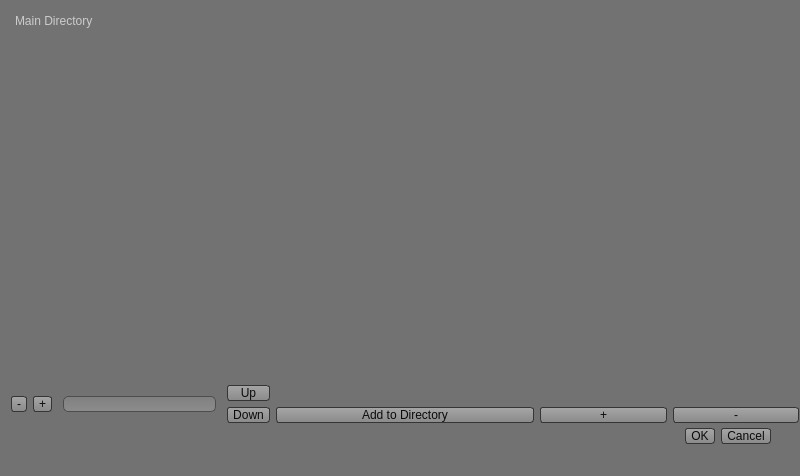
Qt form Virtual_Creator/userinterfacecreator.ui (stefaj/gcms) before a commit.
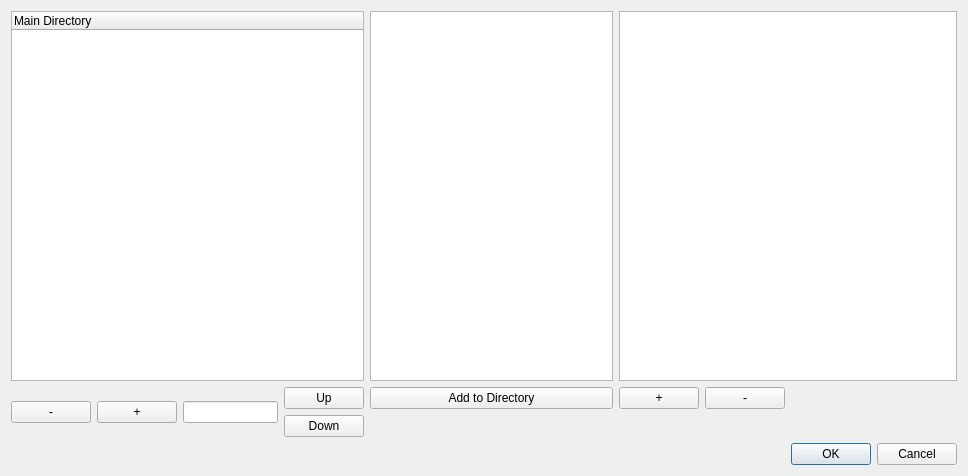
The same form after that commit. Icons and pictures are not drawn.

Commit message: directories ui refined

Diff of the .ui file:
```diff
--- a/Virtual_Creator/userinterfacecreator.ui
+++ b/Virtual_Creator/userinterfacecreator.ui
@@ -6,7 +6,7 @@
    <rect>
     <x>0</x>
     <y>0</y>
-    <width>800</width>
+    <width>968</width>
     <height>476</height>
    </rect>
   </property>
@@ -20,1058 +20,91 @@
    <string>Dialog</string>
   </property>
   <property name="styleSheet">
-   <string notr="true">/* Basic Palette
-border styles: dashed | dot-dash | dot-dot-dash | dotted | double | groove | inset | outset | ridge | solid | none
-*/
-
-/* Set the selection colors for all widgets. */
-QWidget
-{
-	color: #111111;
-	border: 0px solid #737373;
-	background: #727272;
-	selection-color: #cccccc;
-	selection-background-color: #686868;
-	padding: 0px;
-	margin: 0px;
-}
-
-QMainWindow
-{
-	background: #727272;
-	padding: 0px;
-	margin: 0px;
-	border: 0px solid #1a1a1a;
-}
-
-QMainWindow::separator:horizontal
-{
-    background: #ff0000;
-    max-width: 2px;
-	width: 2px;
-	border-top: 1px solid #393939;
-	border-bottom: 1px solid #959595;
-}
-
-QMainWindow::separator:vertical
-{
-    background: #ff0000;
-    max-height: 2px;
-	height: 2px;
-	border-left: 1px solid #393939;
-	border-right: 1px solid #959595;
-}
-QMainWindow::separator:hover
-{
-    background: #686868;
-}
-
-/* Customize check boxes. */
-QCheckBox 
-{
-    spacing: 5px;
-   	/*border: 1px solid #242424;*/
-	/*background: qlineargradient(x1:0, y1:0, x2:0, y2:1, stop:0 #535353, stop:1 #686868);*/
- 	background: transparent;
-	max-width: 200px;
-    max-height: 13px;
-}
-
-QCheckBox::indicator
-{
-    width: 13px;
-    height: 13px;
-}
-
-
-QCheckBox::indicator:checked
-{
-    /*image: url(:/checkbox_checked);*/
-}
-
-QCheckBox::indicator:checked:hover
-{
-    /*image: url(:/checkbox_checked_hover);*/
-}
-
-QCheckBox::indicator:checked:pressed
-{
-  /*  image: url(:/checkbox_checked_pressed);*/
-}
-
-/* Combobox */
-QComboBox 
-{
-	border: 1px solid #242424;
-	background: qlineargradient(x1:0, y1:0, x2:0, y2:1, stop:0 #535353, stop:1 #373737);
-	color: #c8c8c8;
-	border-top-left-radius: 4px; /* same radius as the QComboBox */
-	border-bottom-left-radius: 4px;
-	border-top-right-radius: 4px;
-	border-bottom-right-radius: 4px;
-	padding: 1px 18px 1px 13px;
-	min-width: 6em;
-	max-height: 15px;
-}
-
-/* The popup */
-QComboBox QAbstractItemView {
-	border: 1px solid #303030;
-	background: #212121;
-	selection-background-color: #484848;
-	selection-color: #ffffff;
-	color: #c8c8c8;
-}
-
-QComboBox:editable
-{
-	border: 1px solid #242424;
-	background: qlineargradient(x1:0, y1:0, x2:0, y2:1, stop:0 #535353, stop:1 #373737);	
-}
-
-QComboBox:!editable, QComboBox::drop-down:editable
-{
-	border: 1px solid #242424;
-	background: qlineargradient(x1:0, y1:0, x2:0, y2:1, stop:0 #535353, stop:1 #373737);
-	
-}
-
-/* QComboBox gets the &quot;on&quot; state when the popup is open */
-QComboBox:!editable:on, QComboBox::drop-down:editable:on
-{
-	border: 1px solid #242424;
-	background: qlineargradient(x1:0, y1:0, x2:0, y2:1, stop:0 #535353, stop:1 #373737);
-	
-}
-
-QComboBox:on
-{ 
-	/* shift the text when the popup opens */
-	padding-top: 3px;
-	padding-left: 4px;
-	border: 1px solid #242424;
-	background: qlineargradient(x1:0, y1:0, x2:0, y2:1, stop:0 #535353, stop:1 #373737);
-}
-
-/* Drop down button */
-QComboBox::drop-down
-{
-	subcontrol-origin: padding;
-	subcontrol-position: top right;
-	width: 15px;
-	background: qlineargradient(x1:0, y1:0, x2:0, y2:1, stop:0 #535353, stop:1 #373737);
-	border: 0px solid #818181;
-	border-top-right-radius: 6px; /* same radius as the QComboBox */
-	border-bottom-right-radius: 6px;
-}
-
-QComboBox::down-arrow
-{
-     image: url(:/arrow_down);
-     width: 11px;
-     height: 6px;
-}
-
-QComboBox::up-arrow
-{
-     image: url(:/arrow_up);
-     width: 11px;
-     height: 6px;
-}
-
-QDockWidget
-{
-    border-top: 1px solid #1a1a1a;
-	border-bottom: 1px solid #1a1a1a;
-	border-radius: 0px;
-}
-
-QDockWidget::title
-{
-    background: qlineargradient(x1:0, y1:0, x2:0, y2:1, stop:0 #4c4c4c, stop:1 #434343);
-}
-
-QFrame
-{
-     border: 0px solid #737373;
-     border-radius: 0px;
-     padding: 0px;
-     background-color: transparent;
-}
-
-QGroupBox
- {
-     border: 1px solid #3a3a3a;
-     background: #727272;
-     border-radius: 5px;
-     margin-top: 20px;
- }
-
-QGroupBox::title
-{
-     subcontrol-origin: margin;
-     subcontrol-position: top left;
-     padding: 0px 0px;
-     color: #0b0b0b;
-     background-color: transparent;
-}
-
-/* Header for ... */
-QHeaderView::section
-{
-	color: #cccccc;
-	background: transparent;
-	padding-left: 4px;
-	border-top: 0px solid #393939;
-	border-bottom: 0px solid #959595;
-	min-height: 15px;
-}
-
-/* Text input box */
-QLineEdit
-{
-	color: #c8c8c8;
-    background: qlineargradient(x1:0, y1:0, x2:0, y2:1, stop:0 #808080, stop:1 #8c8c8c);
-    border: 1px solid #4d4d4d;
-	padding: 0 8px;
-	selection-background-color: #222222;
-	selection-color: #f5f5f5;
-	margin-left: 5px;
-	margin-right: 5px;
-	border-radius: 5px;
-	max-height: 14px;
-	height: 14px;
-}
-
-QLabel
-{
-	margin-left: 5px;
-	margin-right: 5px;
-	background: none;
-	border: 0px;
-}
-
-/* Drop down style */
-QMenu
-{
-	background: #212121;
-	border: 1px solid #303030;
-	color: #eaeaea;
-}
-
-QMenu::separator 
-{
-     image: none;
-     border-top: 1px solid #262626;
-}
-
-QMenu::item
-{
-	/* sets background of menu item. set this to something non-transparent
-	if you want menu color and menu item color to be different */
-	background-color: transparent;
-}
-
-QMenu::item:selected
-{
-	/* when user selects item using mouse or keyboard */
-	background: #3e3e3e;
-	color: #ffffff;
-}
-
-QMenuBar
-{
-    border-top: 1px solid #8b8b8b;
-	border-left: 0px solid #606060;
-	border-bottom: 1px solid #939393;
-	border-right: 0px solid #303030;
-	background: qlineargradient(x1:0, y1:0, x2:0, y2:1, stop:0 #686868, stop:0.8 #686868, stop:0.9 #474747, stop:1 #000000);
-	min-height: 20px;
-}
-
-QMenuBar::item
-{
-	spacing: 3px; /* spacing between menu bar items */
-	padding: 1px 4px;
-	background: transparent;
-	color: #111111;
-	max-height: 16px;
-}
-
-/* when selected using mouse or keyboard */
-
-QMenuBar::item:selected
-{
-	background: qlineargradient(x1:0, y1:0, x2:0, y2:1, stop:0 #565656, stop:1 #464646);
-	color: #ffffff;
-	border-radius: 5px;
-	border:	1px solid #222222;
-}
-
-QMenuBar::item:pressed
-{
-	background: qlineargradient(x1:0, y1:0, x2:0, y2:1, stop:0 #565656, stop:1 #464646);
-	color: #ffffff;
-	border-radius: 5px;
-	border:	1px solid #222222;
-}
-
-QPushButton
-{
-    color: #0b0b0b;
-    border: 1px solid #353535;
-	background: qlineargradient(x1:0, y1:0, x2:0, y2:1, stop:0 #a6a6a6, stop:1 #8a8a8a);
-	border-radius: 3px;
-	padding-left: 5px;
-	padding-right: 5px;
-}
-
-/* all types of push button */
-QPushButton:hover
-{
-	background: qlineargradient(x1:0, y1:0, x2:0, y2:1, stop:0 #565656, stop:1 #464646);
-	color: #ffffff;
-}
-
-QPushButton:pressed
-{
-	background: qlineargradient(x1:0, y1:0, x2:0, y2:1, stop:0 #565656, stop:1 #464646);
-	color: #e5e5e5;
-}
-QPushButton:checked
-{
-	background: qlineargradient(x1:0, y1:0, x2:0, y2:1, stop:0 #565656, stop:1 #464646);
-	color: #e5e5e5;
-}
-
-
-/* Customize radio buttons. */
-QRadioButton 
-{
-    spacing: 5px;
-}
-
-QRadioButton::indicator 
-{
-    width: 13px;
-    height: 13px;
-}
-
-QRadioButton::indicator::unchecked
-{
-    image: url(:/radiobutton_unchecked);
-}
-
-QRadioButton::indicator:unchecked:hover 
-{
-    image: url(:/radiobutton_unchecked_hover);
-}
-
-QRadioButton::indicator:unchecked:pressed 
-{
-    image: url(:/radiobutton_unchecked_pressed);
-}
-
-QRadioButton::indicator::checked 
-{
-    image: url(:/radiobutton_checked);
-}
-
-QRadioButton::indicator:checked:hover 
-{
-    image: url(:/radiobutton_checked_hover);
-}
-
-QRadioButton::indicator:checked:pressed 
-{
-    image: url(:/radiobutton_checked_pressed);
-}
-
-/* Customize arrows. 
-*::down-arrow, *::menu-indicator {
-    image: url(:/arrow_down);
-    width: 9px;
-    height: 9px;
-}
-
-*::down-arrow:disabled, *::down-arrow:off {
-   image: url(:/down_arrow_disabled.png);
-}
-
-*::up-arrow {
-    image: url(:/arrow_up);
-    width: 9px;
-    height: 9px;
-}
-
-*::up-arrow:disabled, *::up-arrow:off {
-   image: url(:/up_arrow_disabled.png);
-}
-
-*/
-
-QScrollBar QAbstractScrollArea
-{
-	background: transparent;
-}
-
-QScrollBar:horizontal
-{
-	max-height: 12px;
-	min-height: 12px;
-	margin: 0px 22px 0px 22px;
-    border: 0px solid #474747;
-    border-radius: 0px;
-    background: transparent;
-}
-
-QScrollBar::handle:horizontal
-{
-	border: 1px solid #383838;
-	background: qlineargradient(x1:0, y1:0, x2:0, y2:1, stop:0 #969696, stop:1 #7b7b7b);
-	border-radius: 3px;
-	min-height: 8px;
-	max-height: 8px;
-	height: 8px;
-}
-
-QScrollBar::add-line:horizontal
-{
-	border: 0px solid #1e1e1e;
-    background-color: transparent;
-    width: 0px;
-    subcontrol-position: right;
-    subcontrol-origin: margin;
-}
-
-QScrollBar::sub-line:horizontal
-{
-	border: 0px solid #1e1e1e;
-    background-color: transparent;
-    width: 0px;
-    subcontrol-position: left;
-    subcontrol-origin: margin;
-}
-
-QScrollBar::left-arrow:horizontal
-{
-	background-color: transparent;
-    width: 0px;
-    height: 0px;
-}
-  
-QScrollBar::right-arrow:horizontal
-{
-	background-color: transparent;
-    width: 0px;
-    height: 0px;
-}
-
-QScrollBar::add-page:horizontal, QScrollBar::sub-page:horizontal
-{
-    background-color: transparent;
-}
-
-QScrollBar:vertical 
-{
-    border: 0px solid #1e1e1e;
-    border-radius: 0px;
-    background: transparent;
-    max-width: 12px;
-	min-width: 12px;
-	margin: 22px 0px 22px 0px;
-}
-
-QScrollBar::handle:vertical
-{
-	border: 1px solid #383838;
-	background: qlineargradient(x1:0, y1:0, x2:1, y2:0, stop:0 #969696, stop:1 #7b7b7b);
-	border-radius: 3px;
-	min-width: 8px;
-	max-width: 8px;
-	min-height: 20px;
-	max-height: 20px;
-	width: 8px;
-
-}
-
-QScrollBar::add-line:vertical
-{
-    subcontrol-position: top;
-    subcontrol-origin: margin;
-	border: 0px solid #1e1e1e;
-	background-color: transparent;
-	height: 0px;
-}
-
-QScrollBar::sub-line:vertical
-{
-    subcontrol-position: bottom;
-    subcontrol-origin: margin;
-	border: 0px solid #1e1e1e;
-	background-color: transparent;
-	height: 0px;
-}
-
-QScrollBar::up-arrow:vertical
-{
-	background-color: transparent;
-    width: 0px;
-    height: 0px;
-}
-  
-QScrollBar::down-arrow:vertical
-{
-	background-color: transparent;
-    width: 0px;
-    height: 0px;
-}
-
-QScrollBar::add-page:vertical, QScrollBar::sub-page:vertical
-{
-	background-color: transparent;
-}
-
-QSlider
-{
-	background-color: #808080;
-}
-
-QSlider::groove:vertical
-{
-	background-color: transperant;
-	position: absolute; 
-	left: 4px; right: 4px;
-}
-
-QSlider::handle:vertical
-{
-     height: 10px;
-     background: #ff7603;
-     border: 1px solid #62340e;
-     margin: 0 -4px; /* expand outside the groove */
-}
-
-QSlider::add-page:vertical
-{
-     background: #222222;
-}
-
-QSlider::sub-page:vertical
-{
-     background: #222222;
-}
-
-QSpinBox 
-{
-    padding-right: 15px; /* make room for the arrows */
-	background: qlineargradient(x1:0, y1:0, x2:0, y2:1, stop:0 #808080, stop:1 #8c8c8c);
-    border: 1px solid #4d4d4d;
-    color: #ffffff;
-   	border-top-left-radius: 3px; /* same radius as the QComboBox */
-	border-bottom-left-radius: 3px;
-}
- 
-QSpinBox::up-button
-{
-    subcontrol-origin: border;
-    subcontrol-position: top right; /* position at the top right corner */
-    width: 16px; /* 16 + 2*1px border-width = 15px padding + 3px parent border */
-	background: qlineargradient(x1:0, y1:0, x2:0, y2:1, stop:0 #a6a6a6, stop:1 #979797);
-    border: 1px solid #323232;
-	border-bottom-width: 0;
-}
-
-QSpinBox::up-button:hover
-{
-	background: #3e3e3e;
-}
-
-QSpinBox::up-button:pressed
-{
-	background: #3e3e3e;
-}
-
-QSpinBox::up-arrow
-{
-     image: url(:/arrow_up);
-     width: 11px;
-     height: 6px;
-}
-
-QSpinBox::up-arrow:disabled, QSpinBox::up-arrow:off
-{ /* off state when value is max */
-    image: url(:/arrow_up);
-}
-
-QSpinBox::down-button
-{
-    subcontrol-origin: border;
-    subcontrol-position: bottom right; /* position at bottom right corner */
-    width: 16px;
-	border-top: 0px solid #323232;
-	border-left: 1px solid #323232;
-	border-bottom: 1px solid #323232;
-	border-right: 1px solid #323232;
-	background: qlineargradient(x1:0, y1:0, x2:0, y2:1, stop:0 #979797, stop:1 #8a8a8a);
-    border-top-width: 0;
-}
-
-QSpinBox::down-button:hover
-{
-	background: #3e3e3e;
-}
-
-QSpinBox::down-button:pressed
-{
-	background: #3e3e3e;
-}
-
-QSpinBox::down-arrow
-{
-     image: url(:/arrow_down);
-     width: 11px;
-     height: 6px;
-}
-
-QSpinBox::down-arrow:disabled,
-QSpinBox::down-arrow:off 
-{ /* off state when value in min */
-    image: url(:/arrow_down);
-}
-
-QSplitter::handle 
-{
-    background: transparent;
-}
-
-QSplitter::handle:horizontal
-{
- 	background: transparent;
- 	min-width: 2px;
-	max-width: 2px;
-	width: 2px;
-	border-left: 1px solid #393939;
-	border-right: 1px solid #959595;
-	padding: 0px;
-	margin: 0px;
-}
-
-QSplitter::handle:vertical
-{
-   	background: transparent;
-   	max-height: 2px;
-	min-height: 2px;
-	height: 2px;
-	border-top: 1px solid #393939;
-	border-bottom: 1px solid #959595;
-	padding: 0px;
-	margin: 0px;
-}
-
-QStatusBar
-{
-   	border: 0px solid #262626;
-	background: #686868;
-}
-
-/* Table View */
-QTableView
-{
-	background: #727272;
-	selection-background-color: #787878;
-	selection-color: #f5f5f5;
-	padding-left: 5px;
-	padding-right: 5px;
-	color: #000000;
-	margin: 5px;
-}
-
-QTreeView
-{
-	margin-top: 1px;
-	border: 0px solid #434343;
-	border-radius: 0px;
-	padding: 0px;
-	background: #727272;
-	paint-alternating-row-colors-for-empty-area: 1;
-	show-decoration-selected: 1;
-	alternate-background-color: #727272;
-}
-
-QTreeView::item 
-{
-	color: #cccccc;
-	padding-left: 10px;
-}
-
-QTreeView::item:hover
-{
-	color: #e5e5e5;
-}
-
-QTreeView::item:selected
-{
-	color: #ffffff;
-	background: #686868;
-}
-
-QTreeView::item:selected:active
-{
-	color: #f5f5f5;
-	background: #686868;
-}
-
-QTreeView::item:selected:!active
-{
-	color: #f5f5f5;
-	background: #686868;
-}
-
-/*QTreeView::branch:has-siblings:!adjoins-item 
-{
-     border-image: url(:/vline) 0;
-}
-
-QTreeView::branch:has-siblings:adjoins-item 
-{
-      border-image: url(:/branch-more) 0;
-}
-
-QTreeView::branch:!has-children:!has-siblings:adjoins-item
-{
-      border-image: url(:/branch-end) 0;
-}
-
-QTreeView::branch:has-children:!has-siblings:closed,
-QTreeView::branch:closed:has-children:has-siblings
-{
-         image: url(:/branch-closed);
-}
-
-QTreeView::branch:open:has-children:!has-siblings,
-QTreeView::branch:open:has-children:has-siblings
-{
-         border-image: none;
-         image: url(:/branch-open);
-}*/
-
-/* The tab widget frame */
-QTabWidget::pane
-{
-    border: 1px solid #353535;
-	margin: 0px;
-	padding: 0px;
-	
-}
-
-QTabWidget::tab-bar
-{
-	background: #323232;
-	border: 1px solid #1e1e1e;
-}
-
-/* Style the tab using the tab sub-control. */
-QTabBar::tab
-{
-	border: 1px solid #353535;
-	border-bottom: 0px solid #242424;
-	background: qlineargradient(x1:0, y1:0, x2:0, y2:1, stop:0 #535353, stop:1 #373737);
-	color: #aaaaaa;
-	padding: 3px;
-	border-top-left-radius: 4px;
-    border-top-right-radius: 4px;
-	margin-top: 1px;
-	margin-bottom: 0px;
-	margin-left: 5px;
-}
-
-QTabBar::tab:hover
-{
-	color: #ffffff;
-}
-
-QTabBar::tab:selected
-{
-	background: qlineargradient(x1:0, y1:0, x2:0, y2:1, stop:0 #a6a6a6, stop:1 #8a8a8a);
-	color: #010101
-}
-
-/* Style for main toolbar */
-QToolBar
-{
-    border: 0px solid #8b8b8b;
-	background-color: transparent;
-	spacing: 2px; /* spacing between items in the tool bar */
-	margin-left: 3px;
-	color: #e5e5e5;
-	max-height: 22px;
-}
-
-QToolBar::handle
-{
-     image: none;
-     background-color: transparent;
-}
- 
-QToolBar::separator 
-{
-     width: 5px;
-     border: 0px;
-     background-color: transparent;
-}
-
-/* All types of tool button */
-QToolButton
-{
-	border: 1px solid #353535;
-	background: qlineargradient(x1:0, y1:0, x2:0, y2:1, stop:0 #a6a6a6, stop:1 #8a8a8a);
-	color: #e5e5e5;
-	border-radius: 5px;
-	max-height: 18px;
-	min-width: 18px;
-}
-
-QToolButton[popupMode=&quot;1&quot;]
-{
-	/* only for MenuButtonPopup */
-	padding-right: 20px; /* make way for the popup button */
-	/* max-width: 32px; */
-}
-
-QToolButton::menu-button
-{
-     /* 16px width + 4px for border = 20px allocated above */
-	border-top: 1px solid #323232;
-	border-left: 1px solid #222222;
-	border-bottom: 1px solid #323232;
-	border-right: 1px solid #323232;
-	background: qlineargradient(x1:0, y1:0, x2:0, y2:1, stop:0 #a6a6a6, stop:1 #8a8a8a);
-	color: #111111;
-}
-
-QToolButton:hover
-{
-	background: qlineargradient(x1:0, y1:0, x2:0, y2:1, stop:0 #e5e5e5, stop:0.2 #a6a6a6, stop:0.8 #8a8a8a, stop:1 #4a4a4a);
-	color: #c8c8c8;
-}
-
-QToolButton:pressed
-{
-	background: qlineargradient(x1:0, y1:0, x2:0, y2:1, stop:0 #e5e5e5, stop:0.2 #a6a6a6, stop:0.8 #8a8a8a, stop:1 #4a4a4a);
-	color: #c8c8c8;
-}
-
-QToolTip
-{
-	border: 1px solid #111111;
-	background: qlineargradient(x1:0, y1:0, x2:0, y2:1, stop:0 #363636, stop:0.2 #e5e5e5, stop:0.8 #ffffff, stop:1 #262626);
-	padding: 3px;
-	border-radius: 0px;
-	opacity: 150;
-	color: #000000;
-}
-
-QDoubleSpinBox 
-{
-    padding-right: 15px; /* make room for the arrows */
-	background: qlineargradient(x1:0, y1:0, x2:0, y2:1, stop:0 #808080, stop:1 #8c8c8c);
-    border: 1px solid #4d4d4d;
-    color: #ffffff;
-   	border-top-left-radius: 3px; /* same radius as the QComboBox */
-	border-bottom-left-radius: 3px;
-}
- 
-QDoubleSpinBox::up-button
-{
-    subcontrol-origin: border;
-    subcontrol-position: top right; /* position at the top right corner */
-    width: 16px; /* 16 + 2*1px border-width = 15px padding + 3px parent border */
-	background: qlineargradient(x1:0, y1:0, x2:0, y2:1, stop:0 #a6a6a6, stop:1 #979797);
-    border: 1px solid #323232;
-	border-bottom-width: 0;
-}
-
-QDoubleSpinBox::up-button:hover
-{
-	background: #3e3e3e;
-}
-
-QDoubleSpinBox::up-button:pressed
-{
-	background: #3e3e3e;
-}
-
-QDoubleSpinBox::up-arrow
-{
-    /* image: url(:/arrow_up);*/
-     width: 11px;
-     height: 6px;
-}
-
-/*QDoubleSpinBox::up-arrow:disabled, QDoubleSpinBox::up-arrow:off
-{  off state when value is max 
-    image: url(:/arrow_up);
-}*/
-
-QDoubleSpinBox::down-button
-{
-    subcontrol-origin: border;
-    subcontrol-position: bottom right; /* position at bottom right corner */
-    width: 16px;
-	border-top: 0px solid #323232;
-	border-left: 1px solid #323232;
-	border-bottom: 1px solid #323232;
-	border-right: 1px solid #323232;
-	background: qlineargradient(x1:0, y1:0, x2:0, y2:1, stop:0 #979797, stop:1 #8a8a8a);
-    border-top-width: 0;
-}
-
-QDoubleSpinBox::down-button:hover
-{
-	background: #3e3e3e;
-}
-
-QDoubleSpinBox::down-button:pressed
-{
-	background: #3e3e3e;
-}
-
-QDoubleSpinBox::down-arrow
-{
-     width: 11px;
-     height: 6px;
-}
-
-QDoubleSpinBox::down-arrow:disabled,
-QDoubleSpinBox::down-arrow:off 
-{ /* off state when value in min */
-}
-</string>
+   <string notr="true"/>
   </property>
-  <widget class="QDialogButtonBox" name="buttonBox">
-   <property name="geometry">
-    <rect>
-     <x>650</x>
-     <y>420</y>
-     <width>121</width>
-     <height>32</height>
-    </rect>
-   </property>
-   <property name="orientation">
-    <enum>Qt::Horizontal</enum>
-   </property>
-   <property name="standardButtons">
-    <set>QDialogButtonBox::Cancel|QDialogButtonBox::Ok</set>
-   </property>
-  </widget>
-  <widget class="QWidget" name="layoutWidget_1">
-   <property name="geometry">
-    <rect>
-     <x>11</x>
-     <y>12</y>
-     <width>788</width>
-     <height>411</height>
-    </rect>
-   </property>
-   <layout class="QHBoxLayout" name="horizontalLayout_3">
-    <item>
-     <layout class="QVBoxLayout" name="verticalLayout">
-      <item>
-       <widget class="QTreeWidget" name="treeWidget">
-        <column>
-         <property name="text">
-          <string>Main Directory</string>
-         </property>
-        </column>
-       </widget>
-      </item>
-      <item>
-       <layout class="QHBoxLayout" name="horizontalLayout_2">
-        <item>
-         <widget class="QPushButton" name="pushButton_removedirectory">
-          <property name="text">
-           <string>-</string>
-          </property>
-         </widget>
-        </item>
-        <item>
-         <widget class="QPushButton" name="pushButton_adddirectory">
-          <property name="text">
-           <string>+</string>
-          </property>
-         </widget>
-        </item>
-        <item>
-         <widget class="QLineEdit" name="lineEdit_new_directory"/>
-        </item>
-        <item>
-         <layout class="QVBoxLayout" name="verticalLayout_4">
-          <item>
-           <widget class="QPushButton" name="pushButton_up">
-            <property name="text">
-             <string>Up</string>
-            </property>
-           </widget>
-          </item>
-          <item>
-           <widget class="QPushButton" name="pushButton_down">
-            <property name="text">
-             <string>Down</string>
-            </property>
-           </widget>
-          </item>
-         </layout>
-        </item>
-       </layout>
-      </item>
-     </layout>
-    </item>
-    <item>
-     <layout class="QVBoxLayout" name="verticalLayout_2">
-      <item>
-       <widget class="QListWidget" name="listWidget_nodes_directories"/>
-      </item>
-      <item>
-       <layout class="QHBoxLayout" name="horizontalLayout">
-        <item>
-         <widget class="QPushButton" name="pushButton_add_child">
-          <property name="text">
-           <string>Add to Directory</string>
-          </property>
-         </widget>
-        </item>
-       </layout>
-      </item>
-     </layout>
-    </item>
-    <item>
-     <layout class="QVBoxLayout" name="verticalLayout_3">
-      <item>
-       <widget class="QListWidget" name="listWidget_display"/>
-      </item>
-      <item>
-       <layout class="QHBoxLayout" name="horizontalLayout_4">
-        <item>
-         <widget class="QPushButton" name="pushButton_add_display">
-          <property name="text">
-           <string>+</string>
-          </property>
-         </widget>
-        </item>
-        <item>
-         <widget class="QPushButton" name="pushButton_remove_display">
-          <property name="text">
-           <string>-</string>
-          </property>
-         </widget>
-        </item>
-       </layout>
-      </item>
-     </layout>
-    </item>
-   </layout>
-  </widget>
+  <layout class="QGridLayout" name="gridLayout_2">
+   <item row="0" column="0">
+    <layout class="QGridLayout" name="gridLayout">
+     <item row="1" column="4">
+      <widget class="QPushButton" name="pushButton_add_child">
+       <property name="text">
+        <string>Add to Directory</string>
+       </property>
+      </widget>
+     </item>
+     <item row="1" column="2" rowspan="2">
+      <widget class="QLineEdit" name="lineEdit_new_directory"/>
+     </item>
+     <item row="0" column="0" colspan="4">
+      <widget class="QTreeWidget" name="treeWidget">
+       <column>
+        <property name="text">
+         <string>Main Directory</string>
+        </property>
+       </column>
+      </widget>
+     </item>
+     <item row="1" column="0" rowspan="2">
+      <widget class="QPushButton" name="pushButton_removedirectory">
+       <property name="text">
+        <string>-</string>
+       </property>
+      </widget>
+     </item>
+     <item row="1" column="5">
+      <widget class="QPushButton" name="pushButton_add_display">
+       <property name="text">
+        <string>+</string>
+       </property>
+      </widget>
+     </item>
+     <item row="1" column="6">
+      <widget class="QPushButton" name="pushButton_remove_display">
+       <property name="text">
+        <string>-</string>
+       </property>
+      </widget>
+     </item>
+     <item row="2" column="3">
+      <widget class="QPushButton" name="pushButton_down">
+       <property name="text">
+        <string>Down</string>
+       </property>
+      </widget>
+     </item>
+     <item row="3" column="7">
+      <widget class="QDialogButtonBox" name="buttonBox">
+       <property name="orientation">
+        <enum>Qt::Horizontal</enum>
+       </property>
+       <property name="standardButtons">
+        <set>QDialogButtonBox::Cancel|QDialogButtonBox::Ok</set>
+       </property>
+      </widget>
+     </item>
+     <item row="1" column="3">
+      <widget class="QPushButton" name="pushButton_up">
+       <property name="text">
+        <string>Up</string>
+       </property>
+      </widget>
+     </item>
+     <item row="1" column="1" rowspan="2">
+      <widget class="QPushButton" name="pushButton_adddirectory">
+       <property name="text">
+        <string>+</string>
+       </property>
+      </widget>
+     </item>
+     <item row="0" column="5" colspan="3">
+      <widget class="QListWidget" name="listWidget_display"/>
+     </item>
+     <item row="0" column="4">
+      <widget class="QListWidget" name="listWidget_nodes_directories"/>
+     </item>
+    </layout>
+   </item>
+  </layout>
  </widget>
  <resources/>
  <connections>
```
